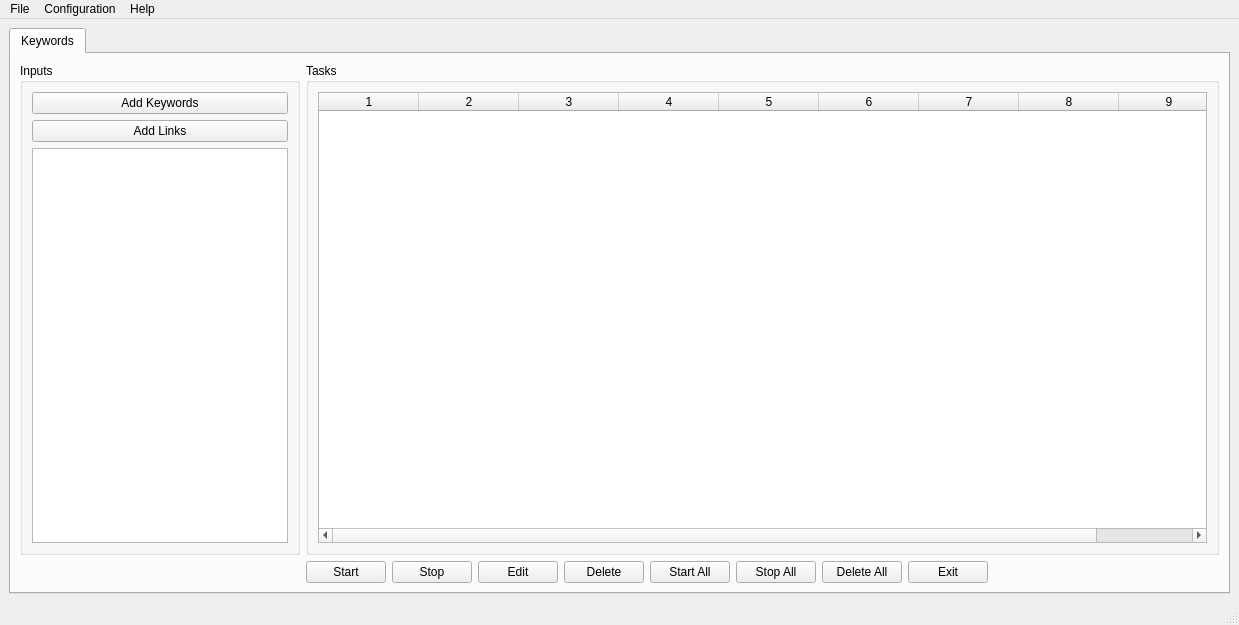
Old version of the form supreme/ui/supreme.ui in the repository phongtran0715/shoppingbot.
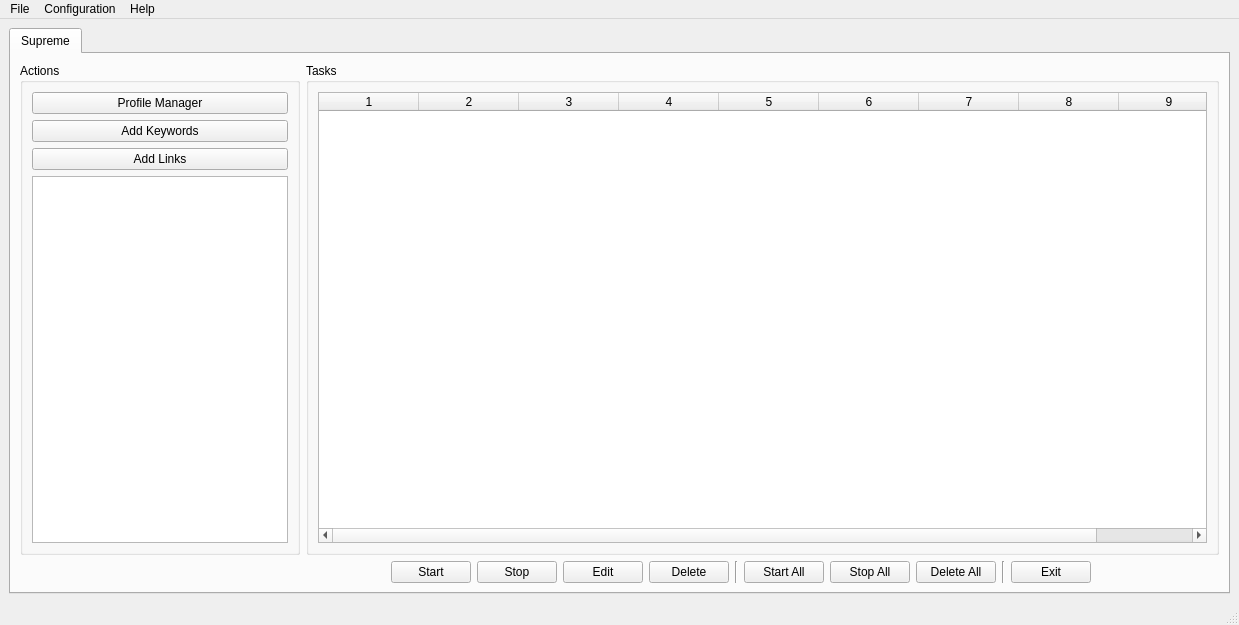
New version of the form. Icons and pictures are not drawn.

What changed in the file:
```diff
--- a/supreme/ui/supreme.ui
+++ b/supreme/ui/supreme.ui
@@ -32,16 +32,106 @@
       </property>
       <widget class="QWidget" name="tab">
        <attribute name="title">
-        <string>Keywords</string>
+        <string>Supreme</string>
        </attribute>
        <layout class="QGridLayout" name="gridLayout">
+        <item row="2" column="8">
+         <widget class="Line" name="line">
+          <property name="orientation">
+           <enum>Qt::Vertical</enum>
+          </property>
+         </widget>
+        </item>
         <item row="2" column="6">
+         <widget class="QPushButton" name="btnEdit">
+          <property name="text">
+           <string>Edit</string>
+          </property>
+         </widget>
+        </item>
+        <item row="0" column="2" rowspan="2" colspan="15">
+         <widget class="QGroupBox" name="groupBox_3">
+          <property name="title">
+           <string>Tasks</string>
+          </property>
+          <layout class="QGridLayout" name="gridLayout_5">
+           <item row="0" column="0">
+            <widget class="QTableWidget" name="tbListTask">
+             <property name="enabled">
+              <bool>true</bool>
+             </property>
+             <property name="editTriggers">
+              <set>QAbstractItemView::NoEditTriggers</set>
+             </property>
+             <property name="selectionBehavior">
+              <enum>QAbstractItemView::SelectRows</enum>
+             </property>
+             <property name="sortingEnabled">
+              <bool>true</bool>
+             </property>
+             <property name="cornerButtonEnabled">
+              <bool>true</bool>
+             </property>
+             <property name="columnCount">
+              <number>9</number>
+             </property>
+             <attribute name="horizontalHeaderVisible">
+              <bool>true</bool>
+             </attribute>
+             <attribute name="horizontalHeaderHighlightSections">
+              <bool>true</bool>
+             </attribute>
+             <attribute name="horizontalHeaderStretchLastSection">
+              <bool>true</bool>
+             </attribute>
+             <attribute name="verticalHeaderVisible">
+              <bool>false</bool>
+             </attribute>
+             <attribute name="verticalHeaderHighlightSections">
+              <bool>true</bool>
+             </attribute>
+             <column/>
+             <column/>
+             <column/>
+             <column/>
+             <column/>
+             <column/>
+             <column/>
+             <column/>
+             <column/>
+            </widget>
+           </item>
+          </layout>
+         </widget>
+        </item>
+        <item row="2" column="9">
          <widget class="QPushButton" name="btnStartAll">
           <property name="text">
            <string>Start All</string>
           </property>
          </widget>
         </item>
+        <item row="2" column="10">
+         <widget class="QPushButton" name="btnStopAll">
+          <property name="text">
+           <string>Stop All</string>
+          </property>
+         </widget>
+        </item>
+        <item row="2" column="11">
+         <widget class="QPushButton" name="btnDeleteAll">
+          <property name="text">
+           <string>Delete All</string>
+          </property>
+         </widget>
+        </item>
+        <item row="2" column="4">
+         <widget class="QPushButton" name="btnStart">
+          <property name="text">
+           <string>Start</string>
+          </property>
+         </widget>
+        </item>
         <item row="0" column="0" rowspan="2" colspan="2">
          <widget class="QGroupBox" name="groupBox">
           <property name="enabled">
@@ -54,7 +144,7 @@
            <bool>false</bool>
           </property>
           <property name="title">
-           <string>Inputs</string>
+           <string>Actions</string>
           </property>
           <property name="alignment">
            <set>Qt::AlignLeading|Qt::AlignLeft|Qt::AlignTop</set>
@@ -66,109 +156,65 @@
            <property name="leftMargin">
             <number>9</number>
            </property>
-           <item row="0" column="0">
-            <widget class="QPushButton" name="btnAddKeyword">
-             <property name="text">
-              <string>Add Keywords</string>
+           <item row="3" column="0">
+            <widget class="QTextEdit" name="txtConsole">
+             <property name="toolTip">
+              <string>&lt;html&gt;&lt;head/&gt;&lt;body&gt;&lt;p&gt;Console log&lt;/p&gt;&lt;/body&gt;&lt;/html&gt;</string>
              </property>
             </widget>
            </item>
-           <item row="1" column="0">
+           <item row="2" column="0">
             <widget class="QPushButton" name="btnAddLink">
              <property name="text">
               <string>Add Links</string>
              </property>
             </widget>
            </item>
-           <item row="2" column="0">
-            <widget class="QTextEdit" name="txtConsole"/>
+           <item row="1" column="0">
+            <widget class="QPushButton" name="btnAddKeyword">
+             <property name="toolTip">
+              <string>&lt;html&gt;&lt;head/&gt;&lt;body&gt;&lt;p&gt;Add new monitoring keyword&lt;/p&gt;&lt;/body&gt;&lt;/html&gt;</string>
+             </property>
+             <property name="text">
+              <string>Add Keywords</string>
+             </property>
+            </widget>
+           </item>
+           <item row="0" column="0">
+            <widget class="QPushButton" name="btnProfileManager">
+             <property name="text">
+              <string>Profile Manager</string>
+             </property>
+            </widget>
            </item>
           </layout>
          </widget>
         </item>
+        <item row="2" column="13">
+         <widget class="QPushButton" name="btnExit">
+          <property name="text">
+           <string>Exit</string>
+          </property>
+         </widget>
+        </item>
         <item row="2" column="5">
-         <widget class="QPushButton" name="btnDelete">
-          <property name="text">
-           <string>Delete</string>
-          </property>
-         </widget>
-        </item>
-        <item row="2" column="3">
          <widget class="QPushButton" name="btnStop">
           <property name="text">
            <string>Stop</string>
           </property>
          </widget>
         </item>
-        <item row="0" column="2" rowspan="2" colspan="13">
-         <widget class="QGroupBox" name="groupBox_3">
-          <property name="title">
-           <string>Tasks</string>
-          </property>
-          <layout class="QGridLayout" name="gridLayout_5">
-           <item row="0" column="0">
-            <widget class="QTableWidget" name="tbListTask">
-             <property name="enabled">
-              <bool>true</bool>
-             </property>
-             <property name="cornerButtonEnabled">
-              <bool>true</bool>
-             </property>
-             <property name="columnCount">
-              <number>9</number>
-             </property>
-             <attribute name="horizontalHeaderStretchLastSection">
-              <bool>true</bool>
-             </attribute>
-             <attribute name="verticalHeaderVisible">
-              <bool>false</bool>
-             </attribute>
-             <column/>
-             <column/>
-             <column/>
-             <column/>
-             <column/>
-             <column/>
-             <column/>
-             <column/>
-             <column/>
-            </widget>
-           </item>
-          </layout>
-         </widget>
-        </item>
-        <item row="2" column="2">
-         <widget class="QPushButton" name="btnStart">
-          <property name="text">
-           <string>Start</string>
-          </property>
-         </widget>
-        </item>
-        <item row="2" column="4">
-         <widget class="QPushButton" name="btnEdit">
-          <property name="text">
-           <string>Edit</string>
-          </property>
-         </widget>
-        </item>
         <item row="2" column="7">
-         <widget class="QPushButton" name="btnStopAll">
+         <widget class="QPushButton" name="btnDelete">
           <property name="text">
-           <string>Stop All</string>
+           <string>Delete</string>
           </property>
          </widget>
         </item>
-        <item row="2" column="8">
-         <widget class="QPushButton" name="btnDeleteAll">
-          <property name="text">
-           <string>Delete All</string>
-          </property>
-         </widget>
-        </item>
-        <item row="2" column="9">
-         <widget class="QPushButton" name="btnExit">
-          <property name="text">
-           <string>Exit</string>
+        <item row="2" column="12">
+         <widget class="Line" name="line_2">
+          <property name="orientation">
+           <enum>Qt::Vertical</enum>
           </property>
          </widget>
         </item>
```
Left out of the diff: 37 changed lines with no effect on the pictures.
